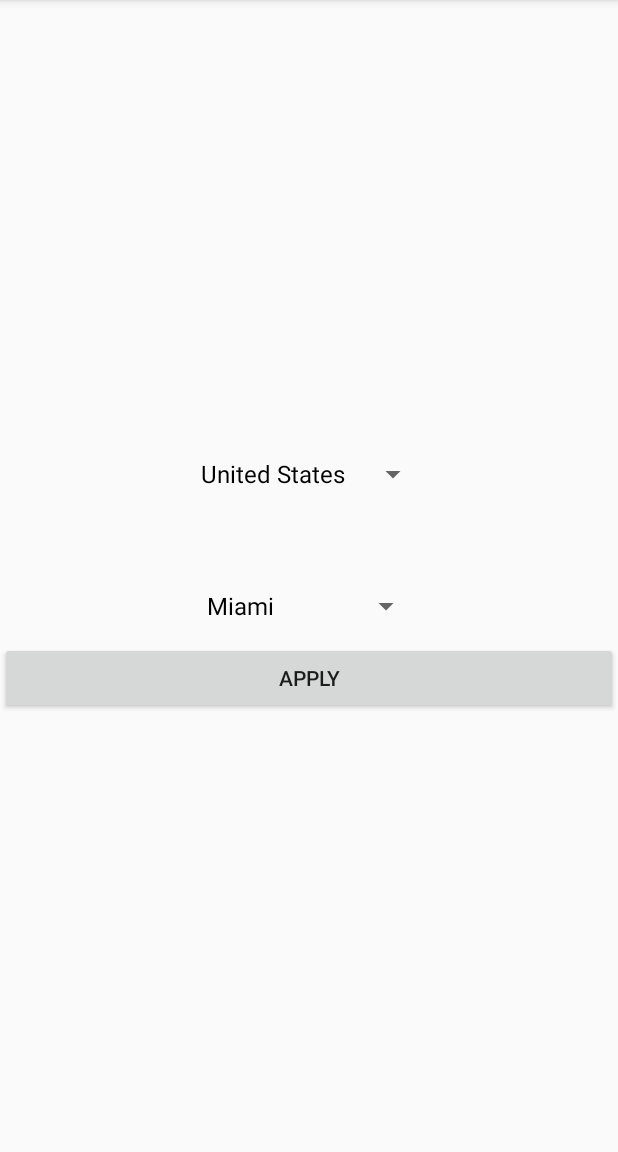
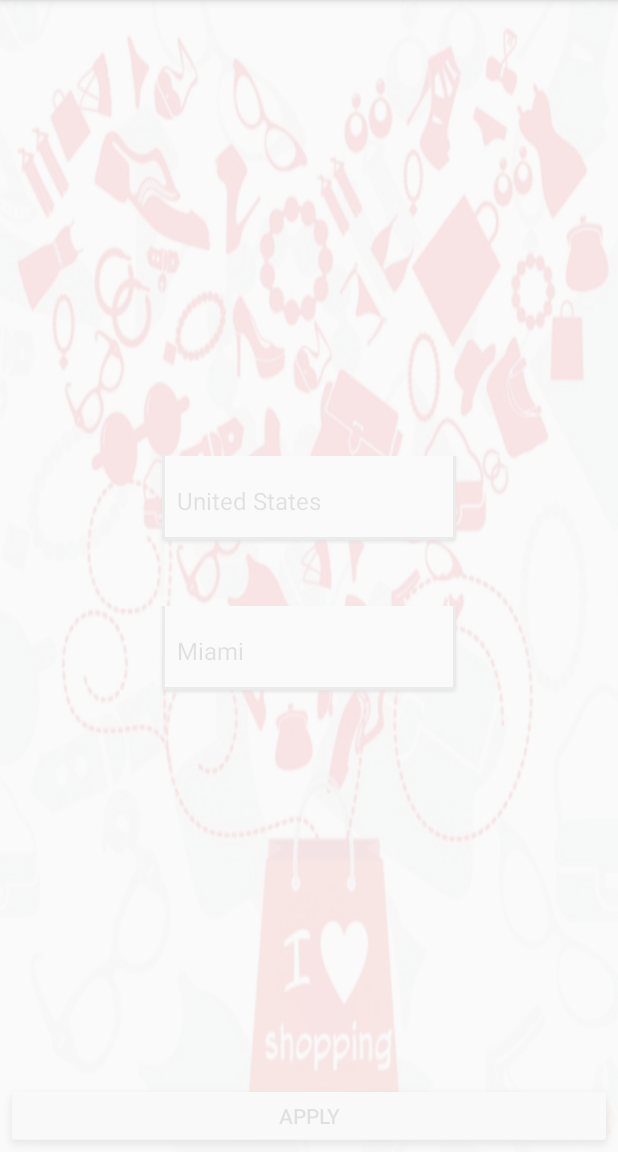
Before and after one commit to rsharma89/ImageCachePOC, an Android app: the screen it shows after launch (MainActivity), on a phone screen of 412 x 824 dp, the part 84-1236 px from its top. Run offline under Robolectric (Android 15) with nearby library versions, the phone set to English and light mode, and no system bars; our stand-ins replace Volley.

Commit message:
Layout Changes

```diff
--- a/app/src/main/res/layout/landing_page.xml
+++ b/app/src/main/res/layout/landing_page.xml
@@ -1,40 +1,56 @@
 <?xml version="1.0" encoding="utf-8"?>
-<LinearLayout xmlns:android="http://schemas.android.com/apk/res/android"
-    android:layout_width="match_parent" android:layout_height="match_parent"
-    android:orientation="vertical"
-    android:gravity="center">
+<RelativeLayout xmlns:android="http://schemas.android.com/apk/res/android"
+    android:layout_width="match_parent"
+    android:layout_height="match_parent"
+    android:alpha="0.1"
+    android:background="@drawable/wallmart_bg"
+    android:gravity="center"
+    android:orientation="vertical">
 
+    <LinearLayout
+        android:layout_centerInParent="true"
+        android:layout_width="wrap_content"
+        android:layout_height="wrap_content"
+        android:orientation="vertical"
+        android:gravity="center">
 
     <Spinner
         android:id="@+id/country_list"
-        android:layout_width="wrap_content"
+        android:layout_width="200dp"
         android:layout_height="wrap_content"
-        android:layout_centerInParent="true"
-        >
-    </Spinner>
+        android:background="@android:drawable/spinner_dropdown_background"
+        android:layout_centerInParent="true"></Spinner>
+
     <Spinner
         android:id="@+id/state_list"
+        android:layout_width="200dp"
+        android:layout_height="wrap_content"
+        android:layout_alignBaseline="@id/country_list"
+        android:dropDownSelector="@android:drawable/list_selector_background"
+        android:background="@android:drawable/spinner_dropdown_background"
+        android:layout_centerInParent="true"
+        android:layout_marginTop="40dp"></Spinner>
+    </LinearLayout>
+
+    <LinearLayout
         android:layout_width="wrap_content"
+        android:layout_height="wrap_content">
+    </LinearLayout>
+
+    <Button
+        android:id="@+id/applyButton"
+        android:layout_width="match_parent"
         android:layout_height="wrap_content"
-        android:layout_marginTop="40dp"
-        android:layout_centerInParent="true"
-        android:layout_alignBaseline="@id/country_list">
-    </Spinner>
-
-    <RelativeLayout
-        android:layout_width="wrap_content"
-        android:layout_height="wrap_content"
-        android:layout_gravity="bottom"
-        android:layout_alignBottom="@+id/state_list">
-
-        <Button
-            android:id="@+id/applyButton"
-            android:layout_width="match_parent"
-            android:layout_height="wrap_content"
-            android:text="Apply" />
-
-    </RelativeLayout>
+        android:layout_alignParentBottom="true"
+        android:layout_alignParentEnd="false"
+        android:layout_alignParentLeft="false"
+        android:layout_alignParentRight="false"
+        android:layout_alignParentStart="false"
+        android:layout_alignParentTop="false"
+        android:layout_centerInParent="false"
+        android:background="@android:drawable/dialog_holo_light_frame"
+        android:text="Apply"
+        android:textColor="@android:color/black" />
 
 
-
-</LinearLayout>
+</RelativeLayout>
```
Also changed, not shown: app/src/main/res/drawable/wallmart_bg.jpg (added).
